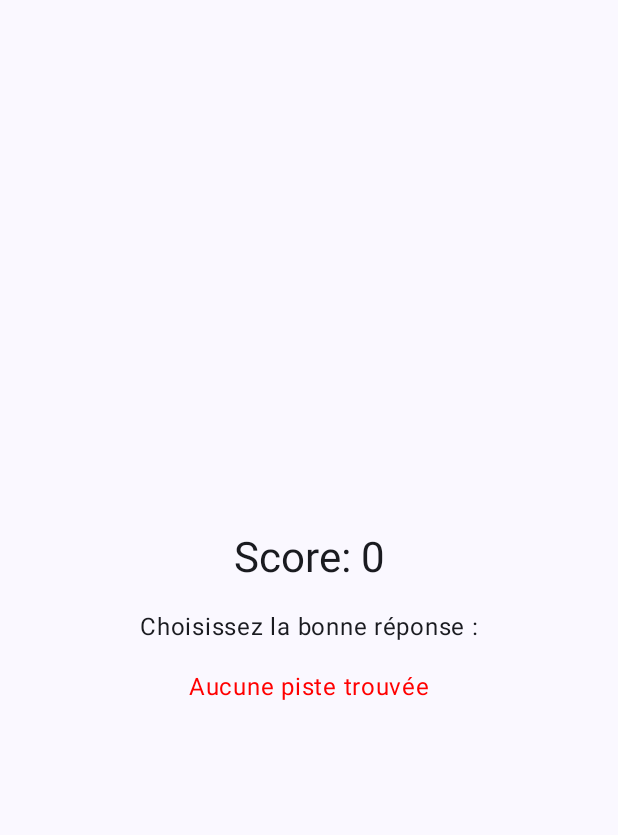
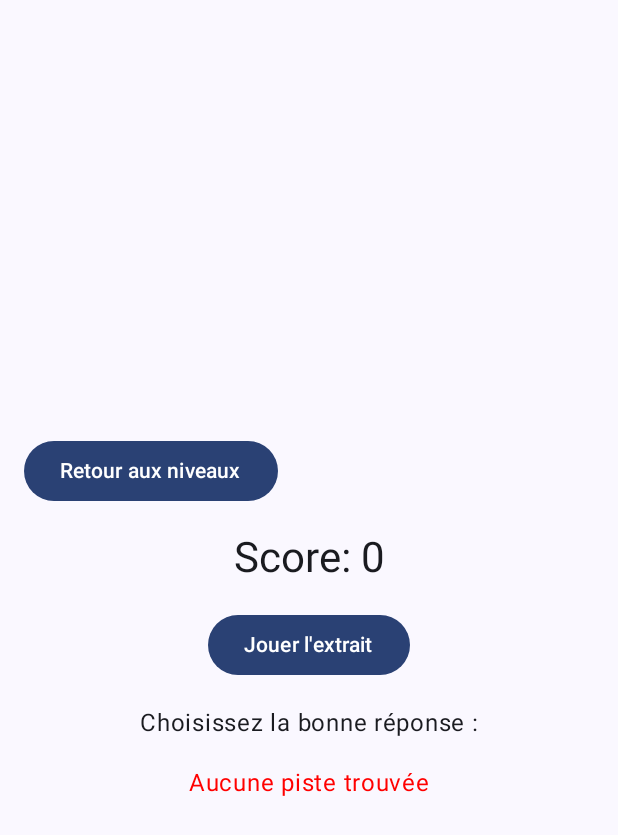
Before and after one commit to margauxmnto/A2MSI_Project, an Android app built with Jetpack Compose: the MainActivity screen opened directly, with no data from a screen before it, after a tap on "Niveau Facile", on a phone screen of 412 x 824 dp. Shown: the top 835 px of the screen. Run offline under Robolectric (Android 15) with nearby library versions, the phone set to English and light mode, and no system bars; 1 other tap on this screen came first.

Commit message:
Modification, pour ajouter un deuxième niveau (code non fonctionnel car pas de son)

```diff
--- a/app/src/main/java/com/mrevellemonteiro/a2msiproject/GameViewModel.kt
+++ b/app/src/main/java/com/mrevellemonteiro/a2msiproject/GameViewModel.kt
@@ -71,6 +71,12 @@ class GameViewModel : ViewModel() {
         return pointsEarned
     }
 
+    fun resetGame() {
+        _score.value = 0
+        _gameLevel.value = ""
+        // Réinitialisez d'autres états si nécessaire
+    }
+
     // Vérifier les devinettes pour le niveau facile
     fun checkEasyGuess(selectedOption: String): Boolean {
         val isCorrect = selectedOption == currentTrack?.title
--- a/app/src/main/java/com/mrevellemonteiro/a2msiproject/MainActivity.kt
+++ b/app/src/main/java/com/mrevellemonteiro/a2msiproject/MainActivity.kt
@@ -11,32 +11,28 @@ import androidx.compose.runtime.*
 import androidx.compose.ui.Alignment
 import androidx.compose.ui.Modifier
 import androidx.compose.ui.graphics.Color
+import androidx.compose.ui.platform.LocalContext
 import androidx.compose.ui.unit.dp
-import androidx.compose.runtime.collectAsState
 import com.mrevellemonteiro.a2msiproject.ui.theme.A2MSIProjectTheme
-import androidx.compose.ui.platform.LocalContext
-import androidx.compose.runtime.collectAsState
 
 
 class MainActivity : ComponentActivity() {
     private val gameViewModel: GameViewModel by viewModels()
-    private var selectedLevel by mutableStateOf("")
 
     override fun onCreate(savedInstanceState: Bundle?) {
         super.onCreate(savedInstanceState)
         setContent {
             A2MSIProjectTheme {
+                val currentLevel by gameViewModel.gameLevel.collectAsState()
                 Surface(
                     modifier = Modifier.fillMaxSize(),
                     color = MaterialTheme.colorScheme.background
                 ) {
-                    if (selectedLevel.isEmpty()) {
-                        HomeScreen { level ->
-                            selectedLevel = level
-                            gameViewModel.setGameLevel(level) // Méthode pour définir le niveau dans le ViewModel
-                        }
+                    if (currentLevel.isEmpty()) {
+                        HomeScreen (onLevelSelected = { level ->
+                            gameViewModel.setGameLevel(level) })
                     } else {
-                        GameScreen(gameViewModel)
+                        GameScreen(viewModel = gameViewModel, onBackToLevels = { gameViewModel.resetGame() } )
                     }
                 }
             }
@@ -47,7 +43,9 @@ class MainActivity : ComponentActivity() {
 @Composable
 fun HomeScreen(onLevelSelected: (String) -> Unit) {
     Column(
-        modifier = Modifier.fillMaxSize().padding(16.dp),
+        modifier = Modifier
+            .fillMaxSize()
+            .padding(16.dp),
         verticalArrangement = Arrangement.Center,
         horizontalAlignment = Alignment.CenterHorizontally
     ) {
@@ -68,7 +66,7 @@ fun HomeScreen(onLevelSelected: (String) -> Unit) {
 }
 
 @Composable
-fun GameScreen(viewModel: GameViewModel) {
+fun GameScreen(viewModel: GameViewModel, onBackToLevels: () -> Unit) {
     val context = LocalContext.current
     val titleGuess by viewModel.titleGuess.collectAsState()
     val artistGuess by viewModel.artistGuess.collectAsState()
@@ -84,10 +82,30 @@ fun GameScreen(viewModel: GameViewModel) {
         verticalArrangement = Arrangement.Center,
         horizontalAlignment = Alignment.CenterHorizontally
     ) {
+        Button(
+            onClick = onBackToLevels,
+            modifier = Modifier.align(Alignment.Start)
+        ) {
+            Text("Retour aux niveaux")
+        }
+
+        Spacer(modifier = Modifier.height(16.dp))
+
+        Column(
+            modifier = Modifier.fillMaxWidth(),
+            horizontalAlignment = Alignment.CenterHorizontally
+        ) {
             Text(
                 text = "Score: $score",
                 style = MaterialTheme.typography.headlineMedium
             )
+
+            Spacer(modifier = Modifier.height(16.dp))
+
+            Button(onClick = { viewModel.playNextSong() }) {
+                Text("Jouer l'extrait")
+            }
+
             Spacer(modifier = Modifier.height(16.dp))
 
             if (currentLevel == "easy") {
@@ -96,7 +114,11 @@ fun GameScreen(viewModel: GameViewModel) {
                 options.forEach { option ->
                     Button(onClick = {
                         if (viewModel.checkEasyGuess(option)) {
-                        Toast.makeText(context, "Bonne réponse, vous avez gagné 1 point !", Toast.LENGTH_SHORT).show()
+                            Toast.makeText(
+                                context,
+                                "Bonne réponse, vous avez gagné 1 point !",
+                                Toast.LENGTH_SHORT
+                            ).show()
                         } else {
                             Toast.makeText(context, "Mauvaise réponse.", Toast.LENGTH_SHORT).show()
                         }
@@ -123,9 +145,23 @@ fun GameScreen(viewModel: GameViewModel) {
                 Button(onClick = {
                     val pointsEarned = viewModel.checkGuess(titleGuess, artistGuess)
                     when (pointsEarned) {
-                    0 -> Toast.makeText(context, "Désolé, aucune bonne réponse.", Toast.LENGTH_SHORT).show()
-                    1 -> Toast.makeText(context, "Bravo ! Vous avez gagné 1 point !", Toast.LENGTH_SHORT).show()
-                    2 -> Toast.makeText(context, "Excellent ! Vous avez gagné 2 points !", Toast.LENGTH_SHORT).show()
+                        0 -> Toast.makeText(
+                            context,
+                            "Désolé, aucune bonne réponse.",
+                            Toast.LENGTH_SHORT
+                        ).show()
+
+                        1 -> Toast.makeText(
+                            context,
+                            "Bravo ! Vous avez gagné 1 point !",
+                            Toast.LENGTH_SHORT
+                        ).show()
+
+                        2 -> Toast.makeText(
+                            context,
+                            "Excellent ! Vous avez gagné 2 points !",
+                            Toast.LENGTH_SHORT
+                        ).show()
                     }
                     viewModel.resetGuesses() // Réinitialise les champs de saisie
                     viewModel.playNextSong() // Joue automatiquement la chanson suivante
@@ -143,3 +179,4 @@ fun GameScreen(viewModel: GameViewModel) {
             }
         }
     }
+}
```
Lines whose indentation alone changed are shown as unchanged.
